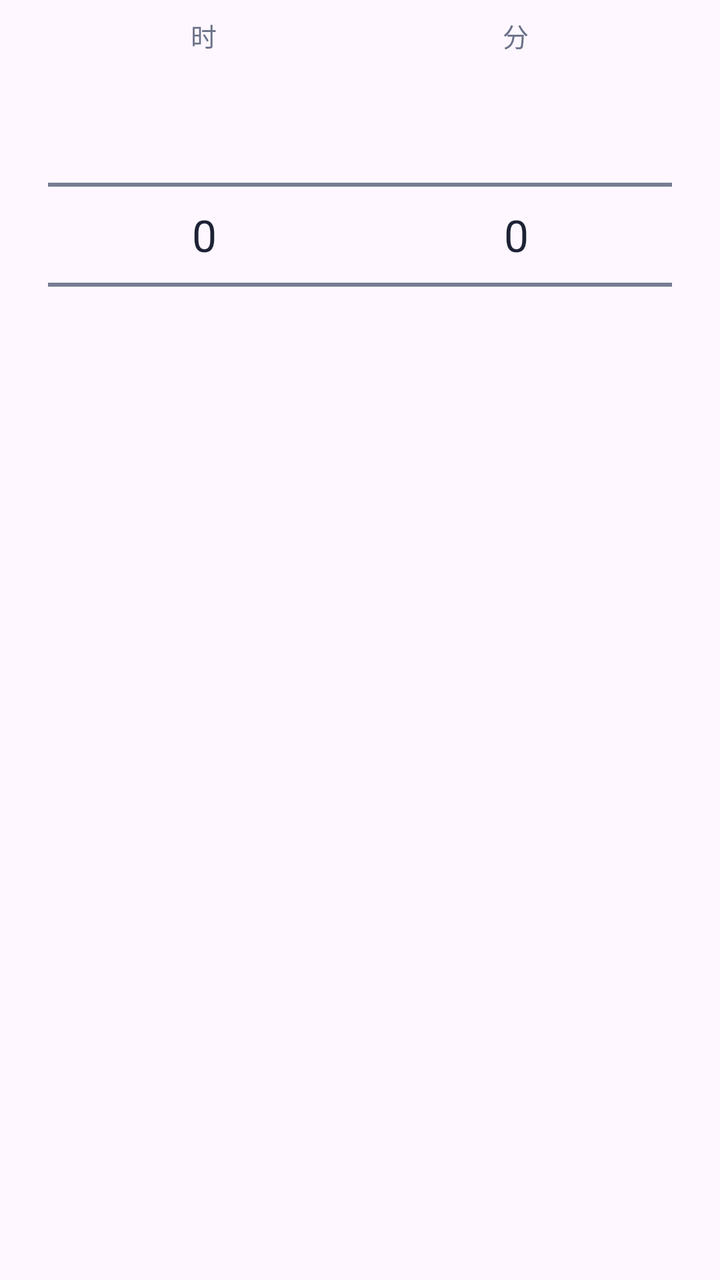
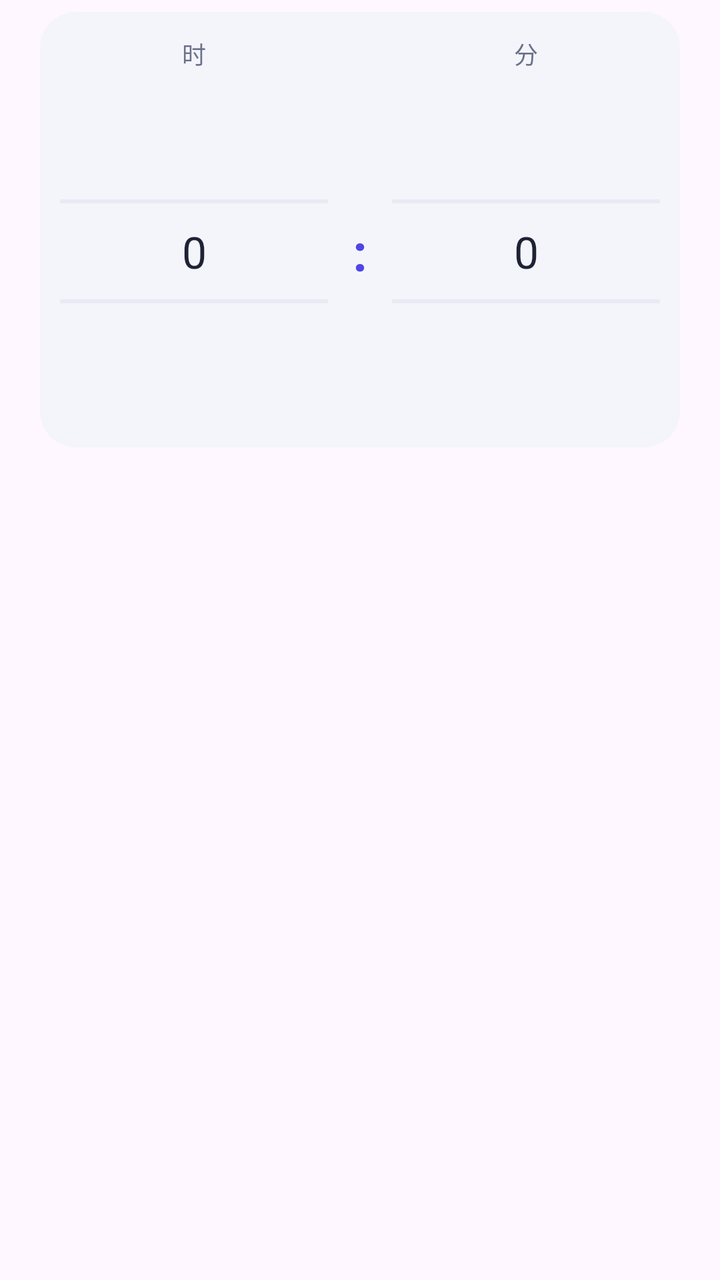

An Android layout rendered at two revisions. The XML below is the earlier revision; the diff shows what the commit changed to produce the second picture.
<!-- AndroidManifest.xml: application theme Theme.DaxiaoWeekAlarm -->
<!-- res/layout/dialog_time_wheel.xml -->
<?xml version="1.0" encoding="utf-8"?>
<LinearLayout xmlns:android="http://schemas.android.com/apk/res/android"
    android:layout_width="match_parent"
    android:layout_height="wrap_content"
    android:orientation="horizontal"
    android:paddingLeft="24dp"
    android:paddingRight="24dp"
    android:paddingTop="8dp"
    android:paddingBottom="8dp">

    <LinearLayout
        android:layout_width="0dp"
        android:layout_height="wrap_content"
        android:layout_weight="1"
        android:orientation="vertical">

        <TextView
            android:layout_width="wrap_content"
            android:layout_height="wrap_content"
            android:layout_gravity="center_horizontal"
            android:text="时"
            android:textColor="@color/sub"
            android:textSize="13sp" />

        <NumberPicker
            android:id="@+id/np_hour"
            android:layout_width="match_parent"
            android:layout_height="wrap_content"
            android:descendantFocusability="blocksDescendants"
            android:theme="@style/WheelPickerText" />
    </LinearLayout>

    <LinearLayout
        android:layout_width="0dp"
        android:layout_height="wrap_content"
        android:layout_weight="1"
        android:orientation="vertical">

        <TextView
            android:layout_width="wrap_content"
            android:layout_height="wrap_content"
            android:layout_gravity="center_horizontal"
            android:text="分"
            android:textColor="@color/sub"
            android:textSize="13sp" />

        <NumberPicker
            android:id="@+id/np_minute"
            android:layout_width="match_parent"
            android:layout_height="wrap_content"
            android:descendantFocusability="blocksDescendants"
            android:theme="@style/WheelPickerText" />
    </LinearLayout>
</LinearLayout>
<!-- resources referenced by this layout -->
<resources>
  <color name="sub">#6B7189</color>
  <style name="WheelPickerText">
          <item name="android:textColorPrimary">@color/ink</item>
          <item name="android:textColorSecondary">@color/sub</item>
          <item name="android:textSize">22sp</item>
          <item name="colorControlActivated">@color/indigo</item>
      </style>
  <style name="Theme.DaxiaoWeekAlarm" parent="Theme.Material3.DayNight.NoActionBar">
          <item name="colorPrimary">@color/indigo</item>
          <item name="colorPrimaryVariant">@color/indigo_dark</item>
          <item name="colorOnPrimary">@color/white</item>
          <item name="android:statusBarColor">@color/bg</item>
          <item name="android:windowLightStatusBar">true</item>
      </style>
  <color name="ink">#1E2235</color>
  <color name="indigo">#4F46E5</color>
  <color name="indigo_dark">#4338CA</color>
  <color name="white">#FFFFFFFF</color>
  <color name="bg">#F4F5FB</color>
</resources>

<!-- the commit's change to res/layout/dialog_time_wheel.xml (unified diff, before → after) -->
@@ -2,53 +2,85 @@
 <LinearLayout xmlns:android="http://schemas.android.com/apk/res/android"
     android:layout_width="match_parent"
     android:layout_height="wrap_content"
-    android:orientation="horizontal"
-    android:paddingLeft="24dp"
-    android:paddingRight="24dp"
-    android:paddingTop="8dp"
-    android:paddingBottom="8dp">
+    android:orientation="vertical"
+    android:paddingLeft="20dp"
+    android:paddingRight="20dp"
+    android:paddingTop="6dp"
+    android:paddingBottom="10dp">
 
     <LinearLayout
-        android:layout_width="0dp"
+        android:layout_width="match_parent"
         android:layout_height="wrap_content"
-        android:layout_weight="1"
-        android:orientation="vertical">
+        android:background="@drawable/bg_time_well"
+        android:orientation="vertical"
+        android:paddingLeft="10dp"
+        android:paddingRight="10dp"
+        android:paddingTop="12dp"
+        android:paddingBottom="8dp">
 
-        <TextView
-            android:layout_width="wrap_content"
-            android:layout_height="wrap_content"
-            android:layout_gravity="center_horizontal"
-            android:text="时"
-            android:textColor="@color/sub"
-            android:textSize="13sp" />
-
-        <NumberPicker
-            android:id="@+id/np_hour"
+        
+        <LinearLayout
             android:layout_width="match_parent"
             android:layout_height="wrap_content"
-            android:descendantFocusability="blocksDescendants"
-            android:theme="@style/WheelPickerText" />
-    </LinearLayout>
+            android:orientation="horizontal">
 
-    <LinearLayout
-        android:layout_width="0dp"
-        android:layout_height="wrap_content"
-        android:layout_weight="1"
-        android:orientation="vertical">
+            <TextView
+                android:layout_width="0dp"
+                android:layout_height="wrap_content"
+                android:layout_weight="1"
+                android:gravity="center"
+                android:letterSpacing="0.12"
+                android:text="时"
+                android:textColor="@color/sub"
+                android:textSize="12sp" />
 
-        <TextView
-            android:layout_width="wrap_content"
-            android:layout_height="wrap_content"
-            android:layout_gravity="center_horizontal"
-            android:text="分"
-            android:textColor="@color/sub"
-            android:textSize="13sp" />
+            <Space
+                android:layout_width="32dp"
+                android:layout_height="1dp" />
 
-        <NumberPicker
-            android:id="@+id/np_minute"
+            <TextView
+                android:layout_width="0dp"
+                android:layout_height="wrap_content"
+                android:layout_weight="1"
+                android:gravity="center"
+                android:letterSpacing="0.12"
+                android:text="分"
+                android:textColor="@color/sub"
+                android:textSize="12sp" />
+        </LinearLayout>
+
+        
+        <LinearLayout
             android:layout_width="match_parent"
             android:layout_height="wrap_content"
-            android:descendantFocusability="blocksDescendants"
-            android:theme="@style/WheelPickerText" />
+            android:gravity="center_vertical"
+            android:orientation="horizontal">
+
+            <NumberPicker
+                android:id="@+id/np_hour"
+                android:layout_width="0dp"
+                android:layout_height="wrap_content"
+                android:layout_weight="1"
+                android:descendantFocusability="blocksDescendants"
+                android:theme="@style/WheelPickerText" />
+
+            <TextView
+                android:id="@+id/tv_time_colon"
+                android:layout_width="32dp"
+                android:layout_height="wrap_content"
+                android:gravity="center"
+                android:text=":"
+                android:textColor="@color/indigo"
+                android:textSize="26sp"
+                android:textStyle="bold" />
+
+            <NumberPicker
+                android:id="@+id/np_minute"
+                android:layout_width="0dp"
+                android:layout_height="wrap_content"
+                android:layout_weight="1"
+                android:descendantFocusability="blocksDescendants"
+                android:theme="@style/WheelPickerText" />
+        </LinearLayout>
     </LinearLayout>
 </LinearLayout>
<!-- resource entries referenced after the edit -->
@@ -1,11 +1,20 @@
 <!-- resources referenced by this layout -->
 <resources>
   <color name="sub">#6B7189</color>
+  <!-- drawable bg_time_well (drawable) -->
+  <?xml version="1.0" encoding="utf-8"?>
+  <shape xmlns:android="http://schemas.android.com/apk/res/android"
+      android:shape="rectangle">
+      <solid android:color="@color/bg" />
+      <corners android:radius="18dp" />
+  </shape>
   <style name="WheelPickerText">
           <item name="android:textColorPrimary">@color/ink</item>
           <item name="android:textColorSecondary">@color/sub</item>
           <item name="android:textSize">22sp</item>
           <item name="colorControlActivated">@color/indigo</item>
+          
+          <item name="android:colorControlNormal">@color/line</item>
       </style>
   <style name="Theme.DaxiaoWeekAlarm" parent="Theme.Material3.DayNight.NoActionBar">
           <item name="colorPrimary">@color/indigo</item>
@@ -15,6 +24,7 @@
           <item name="android:windowLightStatusBar">true</item>
       </style>
   <color name="ink">#1E2235</color>
+  <color name="line">#E7E9F3</color>
   <color name="indigo">#4F46E5</color>
   <color name="indigo_dark">#4338CA</color>
   <color name="white">#FFFFFFFF</color>
